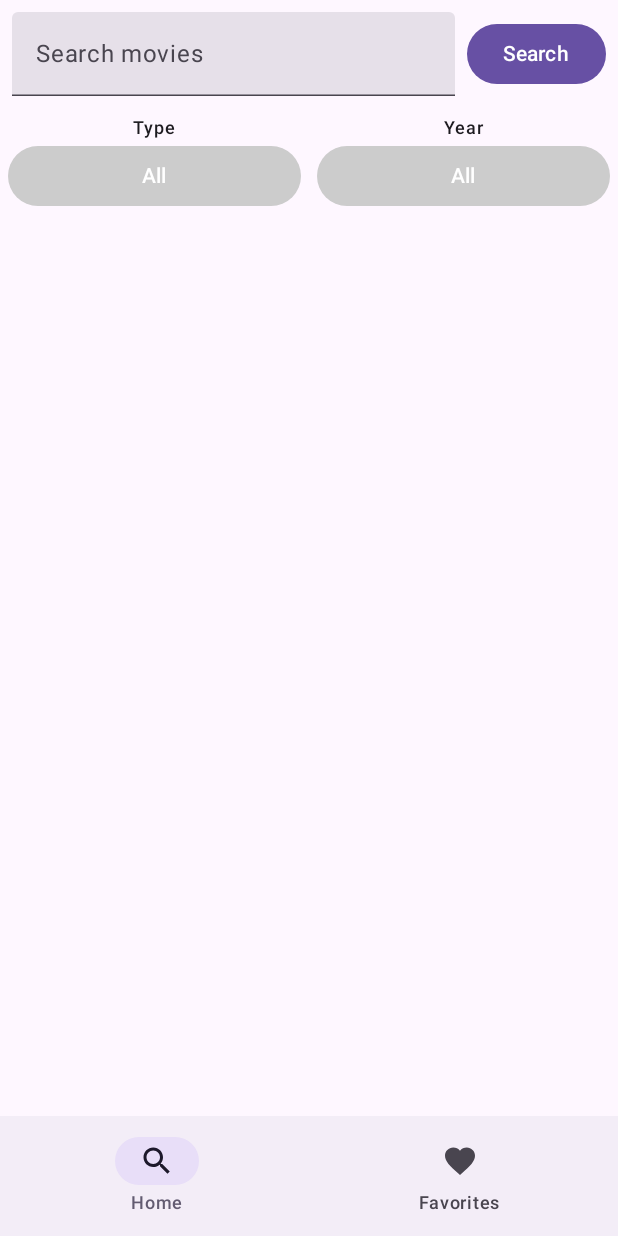
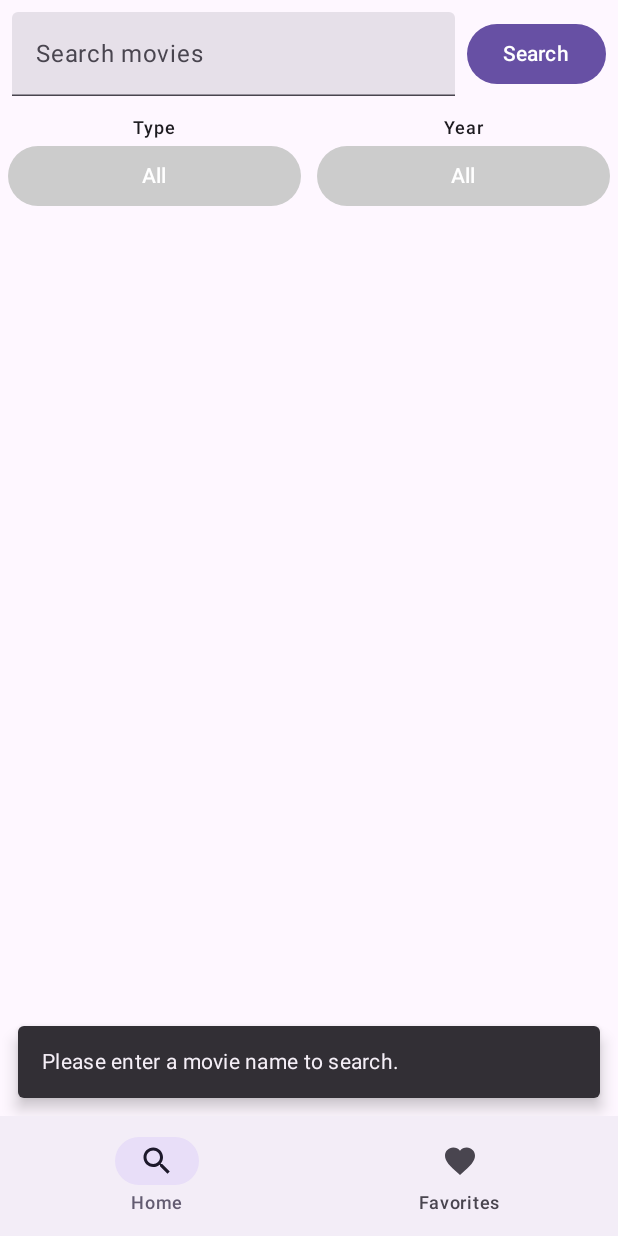
Before and after one commit to vectorqi/CineQuest, an Android app built with Jetpack Compose: the screen it shows after launch (MainActivity), after a tap on "Search", on a phone screen of 412 x 824 dp. Run offline under Robolectric (Android 15) with nearby library versions, the phone set to English and light mode, and no system bars; our stand-ins replace Dagger/Hilt's generated code, Room's generated code.

Commit message:
Add SnackbarHost to HomeScreen to properly display snackbar messages
- Integrated SnackbarHost aligned at the bottom center of the screen
- Connected SnackbarHost with existing snackbarHostState
- Fixed misuse of Modifier.align() by applying it only within BoxScope
- Ensured snackbar messages from snackbarFlow are now visible in the UI

```diff
--- a/app/src/main/java/com/vector/omdbapp/di/RoomModule.kt
+++ b/app/src/main/java/com/vector/omdbapp/di/AppModule.kt
@@ -1,6 +1,7 @@
 package com.vector.omdbapp.di
 
 import android.content.Context
+import android.content.res.Resources
 import androidx.room.Room
 import com.vector.omdbapp.data.db.FavoriteMovieDao
 import com.vector.omdbapp.data.db.MovieDatabase
@@ -16,7 +17,13 @@ import javax.inject.Singleton
 
 @Module
 @InstallIn(SingletonComponent::class)
-object RoomModule {
+object AppModule {
+    @Provides
+    @Singleton
+    fun provideResources(@ApplicationContext applicationContext: Context): Resources {
+        return applicationContext.resources
+    }
+
     @Provides
     @Singleton
     fun provideDatabase(@ApplicationContext context: Context): MovieDatabase =
--- a/app/src/main/java/com/vector/omdbapp/ui/HomeScreen.kt
+++ b/app/src/main/java/com/vector/omdbapp/ui/HomeScreen.kt
@@ -11,6 +11,7 @@ import androidx.compose.material.pullrefresh.pullRefresh
 import androidx.compose.material.pullrefresh.rememberPullRefreshState
 import androidx.compose.material3.CircularProgressIndicator
 import androidx.compose.material3.MaterialTheme
+import androidx.compose.material3.SnackbarHost
 import androidx.compose.material3.SnackbarHostState
 import androidx.compose.material3.Text
 import androidx.compose.runtime.Composable
@@ -29,6 +30,15 @@ import com.vector.omdbapp.R
 import com.vector.omdbapp.viewmodel.MovieViewModel
 import kotlinx.coroutines.launch
 
+/**
+ * The main screen displaying a list of movies based on user search criteria.
+ * Features include a search bar with year and type filters, loading and error states,
+ * pull-to-refresh functionality, and navigation to movie details.
+ *
+ * @param viewModel The [MovieViewModel] responsible for managing the UI state and fetching movie data.
+ * @param listState The [LazyListState] to control the scrolling position of the movie list.
+ * @param navController The [NavHostController] for navigating to other screens, such as movie details.
+ */
 @OptIn(ExperimentalMaterialApi::class)
 @Composable
 fun HomeScreen(
@@ -49,13 +59,18 @@ fun HomeScreen(
             }
         }
     }
+    Box(modifier = Modifier.fillMaxSize()) {
+        SnackbarHost(
+            hostState = snackbarHostState,
+            modifier = Modifier.align(Alignment.BottomCenter)
+        )
 
         Column(modifier = Modifier.fillMaxSize()) {
             SearchBar(
                 query = uiState.query,
                 onQueryChange = viewModel::onQueryChange,
                 onSearchClick = {
-                viewModel.searchMovies(context.getString(R.string.empty_query_message))
+                    viewModel.searchMovies()
                 },
                 selectedYear = uiState.selectedYear,
                 onYearChange = viewModel::onYearChange,
@@ -72,6 +87,7 @@ fun HomeScreen(
                         CircularProgressIndicator()
                     }
                 }
+
                 uiState.errorMessage != null -> {
                     Text(
                         text = context.getString(R.string.error_label) + uiState.errorMessage,
@@ -79,6 +95,7 @@ fun HomeScreen(
                         style = MaterialTheme.typography.bodyLarge
                     )
                 }
+
                 else -> {
                     val pullRefreshState = rememberPullRefreshState(
                         refreshing = uiState.isRefreshing,
@@ -90,7 +107,7 @@ fun HomeScreen(
                             .fillMaxSize()
                             .pullRefresh(pullRefreshState)
                     ) {
-                    MovieList(listState,navController)
+                        MovieList(listState, navController)
 
                         PullRefreshIndicator(
                             refreshing = uiState.isRefreshing,
@@ -102,3 +119,4 @@ fun HomeScreen(
             }
         }
     }
+}
--- a/app/src/main/java/com/vector/omdbapp/ui/MovieDetailScreen.kt
+++ b/app/src/main/java/com/vector/omdbapp/ui/MovieDetailScreen.kt
@@ -41,6 +41,7 @@ import androidx.navigation.NavController
 import coil.compose.AsyncImage
 import coil.request.ImageRequest
 import com.vector.omdbapp.R
+import com.vector.omdbapp.navigation.Screen
 import com.vector.omdbapp.viewmodel.DetailViewModel
 
 /**
@@ -114,7 +115,7 @@ fun MovieDetailScreen(
                             .fillMaxWidth()
                             .clickable {
                                 val encodedUrl = Uri.encode(movie.posterUrl)
-                                navController.navigate("poster/$encodedUrl")
+                                navController.navigate(Screen.Poster.createRoute(encodedUrl))
                             }
                     )
                     Text(
--- a/app/src/main/java/com/vector/omdbapp/ui/SearchBar.kt
+++ b/app/src/main/java/com/vector/omdbapp/ui/SearchBar.kt
@@ -66,7 +66,6 @@ fun SearchBar(
         Spacer(modifier = Modifier.width(8.dp))
         // Button to trigger the search
         Button(onClick = {
-            // Hide the keyboard
             keyboardController?.hide()
             onSearchClick()
         }
--- a/app/src/main/java/com/vector/omdbapp/viewmodel/MovieViewModel.kt
+++ b/app/src/main/java/com/vector/omdbapp/viewmodel/MovieViewModel.kt
@@ -1,7 +1,9 @@
 package com.vector.omdbapp.viewmodel
 
+import android.content.res.Resources
 import androidx.lifecycle.ViewModel
 import androidx.lifecycle.viewModelScope
+import com.vector.omdbapp.R
 import com.vector.omdbapp.data.model.Movie
 import com.vector.omdbapp.data.model.TypeFilter
 import com.vector.omdbapp.data.model.YearFilter
@@ -22,7 +24,8 @@ import javax.inject.Inject
  */
 @HiltViewModel
 class MovieViewModel @Inject constructor(
-    private val repository: MovieRepository
+    private val repository: MovieRepository,
+    private val resources: Resources
 ) : ViewModel()  {
     private val firstPage = 1
     private val _homeUiState = MutableStateFlow(HomeUiState())
@@ -37,12 +40,12 @@ class MovieViewModel @Inject constructor(
     /**
      * Initiates a new search, resets pagination state, and loads the first page.
      */
-    fun searchMovies(emptyQueryMessage: String) {
+    fun searchMovies() {
         val query = _homeUiState.value.query.trim()
         // Avoid empty queries
         if (query.isEmpty()) {
             viewModelScope.launch {
-                _snackbarChannel.send(emptyQueryMessage)
+                _snackbarChannel.send(resources.getString(R.string.empty_query_message))
             }
             return
         }
```
Lines whose indentation alone changed are shown as unchanged.
